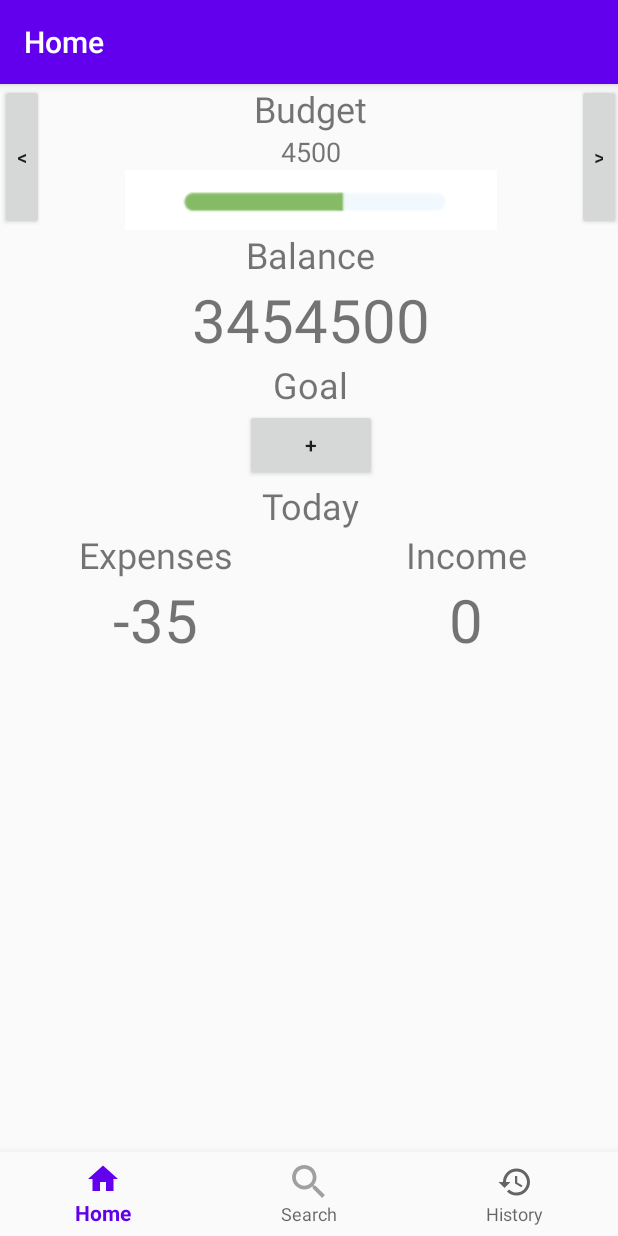
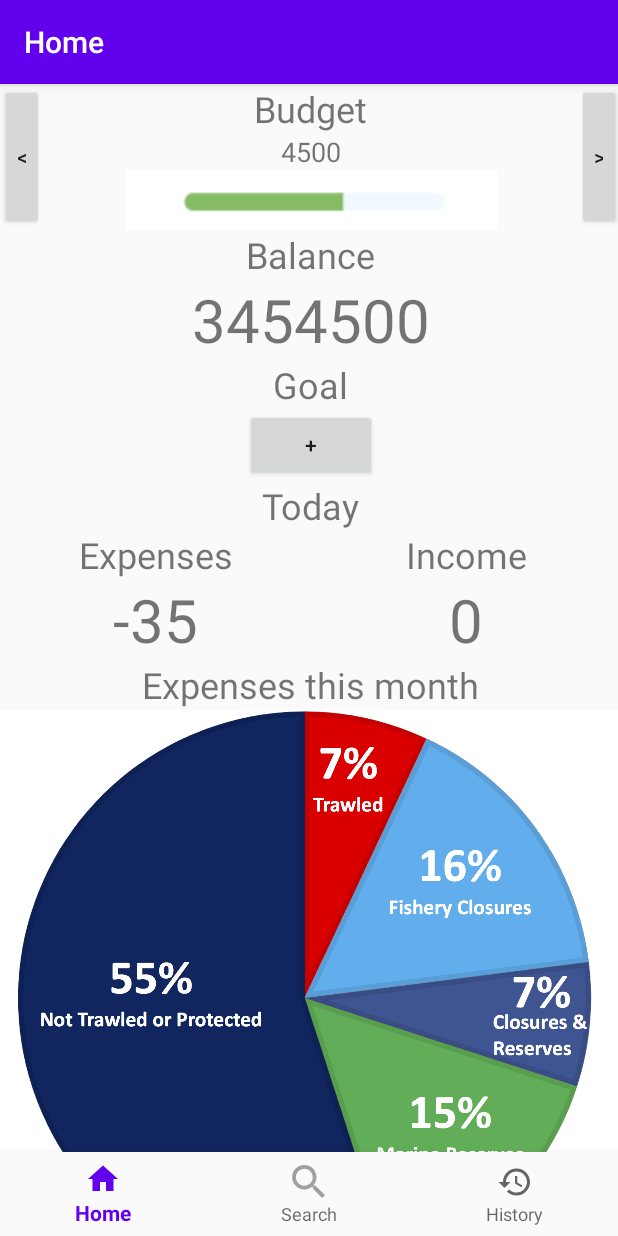
Before and after one commit to NamDoTri/WastelessApp, an Android app: the screen it shows after launch (MainActivity), on a phone screen of 412 x 824 dp. Run offline under Robolectric (Android 15) with nearby library versions, the phone set to English and light mode, and no system bars; our stand-ins replace navigation-ui.

Commit message:
Completed static layout of Home screen

```diff
--- a/app/src/main/res/layout/activity_main.xml
+++ b/app/src/main/res/layout/activity_main.xml
@@ -20,7 +20,7 @@
         android:id="@+id/nav_host_fragment"
         android:name="androidx.navigation.fragment.NavHostFragment"
         android:layout_width="match_parent"
-        android:layout_height="match_parent"
+        android:layout_height="0dp"
         android:layout_marginTop="0dp"
         app:defaultNavHost="true"
         app:layout_constraintBottom_toTopOf="@id/nav_view"
--- a/app/src/main/res/layout/fragment_home.xml
+++ b/app/src/main/res/layout/fragment_home.xml
@@ -224,6 +224,62 @@
                 </LinearLayout>
             </androidx.constraintlayout.widget.ConstraintLayout>
 
+            <LinearLayout
+                android:layout_width="match_parent"
+                android:layout_height="match_parent"
+                android:orientation="vertical">
+
+                <androidx.constraintlayout.widget.ConstraintLayout
+                    android:layout_width="match_parent"
+                    android:layout_height="match_parent">
+
+                    <TextView
+                        android:id="@+id/expense_pie_chart_title"
+                        android:layout_width="wrap_content"
+                        android:layout_height="wrap_content"
+                        android:text="Expenses this month"
+                        android:textSize="24sp"
+                        app:layout_constraintEnd_toEndOf="parent"
+                        app:layout_constraintStart_toStartOf="parent"
+                        app:layout_constraintTop_toTopOf="parent" />
+
+                    <ImageView
+                        android:id="@+id/expense_pie_chart"
+                        android:layout_width="wrap_content"
+                        android:layout_height="wrap_content"
+                        android:src="@drawable/pie_chart_sample"
+                        android:adjustViewBounds="true"
+                        app:layout_constraintEnd_toEndOf="parent"
+                        app:layout_constraintStart_toStartOf="parent"
+                        app:layout_constraintTop_toBottomOf="@+id/expense_pie_chart_title" />
+                </androidx.constraintlayout.widget.ConstraintLayout>
+
+                <androidx.constraintlayout.widget.ConstraintLayout
+                    android:layout_width="match_parent"
+                    android:layout_height="match_parent">
+
+                    <TextView
+                        android:id="@+id/transaction_bar_chart_title"
+                        android:layout_width="wrap_content"
+                        android:layout_height="wrap_content"
+                        android:text="Transaction this month"
+                        android:textSize="24sp"
+                        app:layout_constraintEnd_toEndOf="parent"
+                        app:layout_constraintStart_toStartOf="parent"
+                        app:layout_constraintTop_toTopOf="parent" />
+
+                    <ImageView
+                        android:id="@+id/transaction_bar_chart"
+                        android:layout_width="wrap_content"
+                        android:layout_height="wrap_content"
+                        android:src="@drawable/bar_chart_sample"
+                        android:adjustViewBounds="true"
+                        app:layout_constraintEnd_toEndOf="parent"
+                        app:layout_constraintStart_toStartOf="parent"
+                        app:layout_constraintTop_toBottomOf="@+id/transaction_bar_chart_title" />
+                </androidx.constraintlayout.widget.ConstraintLayout>
+            </LinearLayout>
+
         </LinearLayout>
     </ScrollView>
 </androidx.constraintlayout.widget.ConstraintLayout>
```
Also changed, not shown: app/src/main/res/drawable/bar_chart_sample.jpg (added), app/src/main/res/drawable/pie_chart_sample.png (added).
